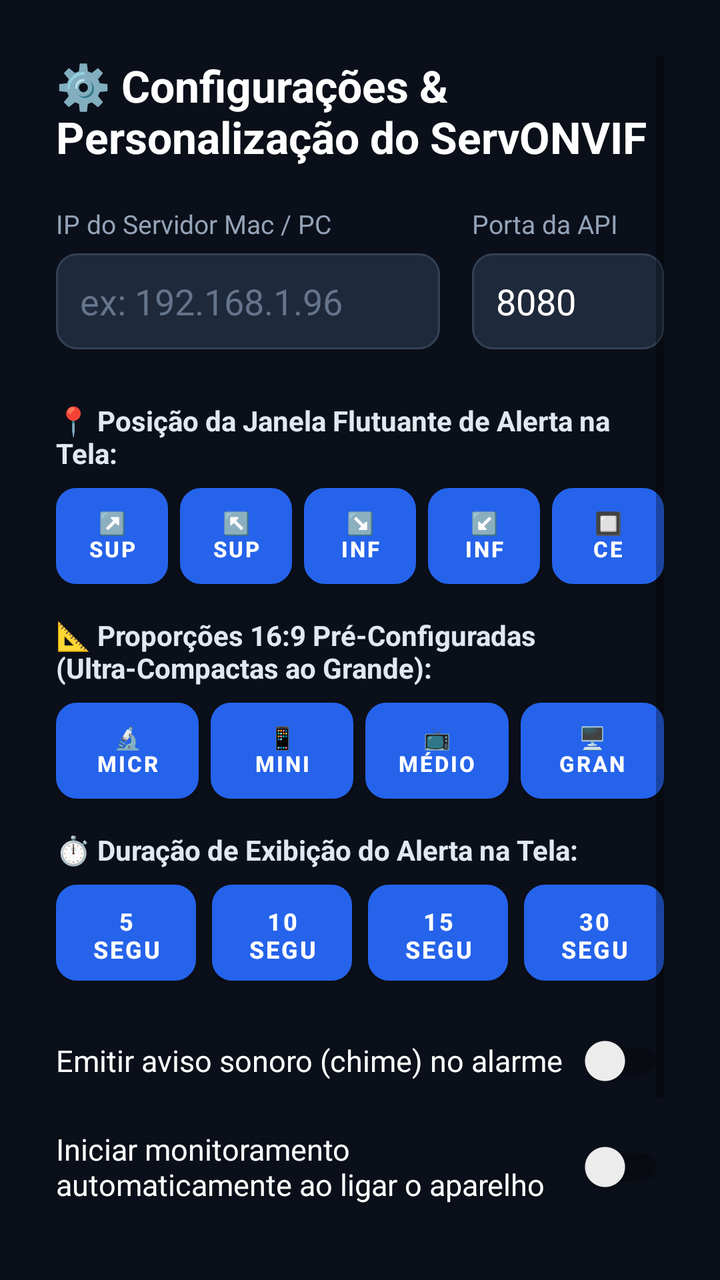
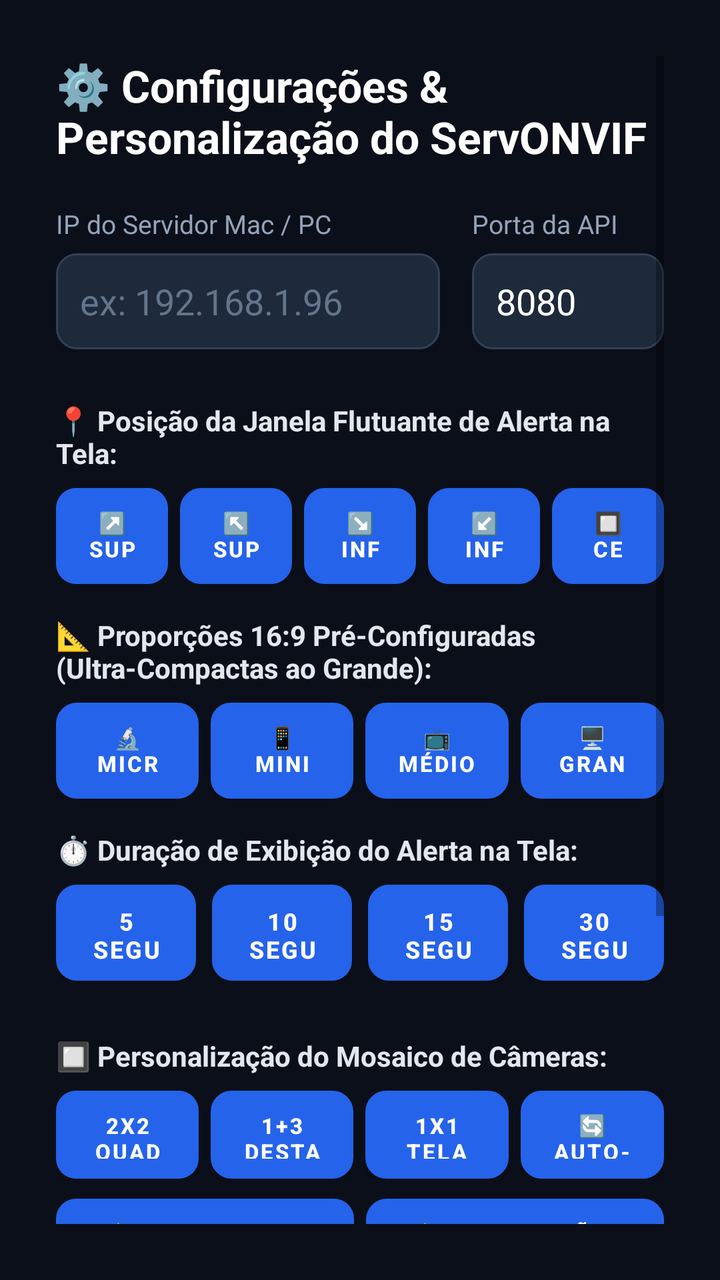

Screens rendered from an Android XML layout before and after an edit, with the pre-edit source and the edit as a unified diff.
<!-- AndroidManifest.xml: activity theme Theme.ServONVIF -->
<!-- res/layout/activity_tv_settings.xml -->
<?xml version="1.0" encoding="utf-8"?>
<ScrollView xmlns:android="http://schemas.android.com/apk/res/android"
    android:layout_width="match_parent"
    android:layout_height="match_parent"
    android:background="#0B0F19"
    android:padding="28dp">

    <LinearLayout
        android:layout_width="match_parent"
        android:layout_height="wrap_content"
        android:orientation="vertical">

        <TextView
            android:layout_width="wrap_content"
            android:layout_height="wrap_content"
            android:text="⚙️ Configurações &amp; Personalização do ServONVIF"
            android:textColor="#FFFFFF"
            android:textSize="22sp"
            android:textStyle="bold"
            android:layout_marginBottom="20dp" />

        
        <LinearLayout
            android:layout_width="match_parent"
            android:layout_height="wrap_content"
            android:orientation="horizontal"
            android:layout_marginBottom="16dp">

            <LinearLayout
                android:layout_width="0dp"
                android:layout_height="wrap_content"
                android:layout_weight="2"
                android:orientation="vertical"
                android:layout_marginEnd="16dp">

                <TextView
                    android:layout_width="wrap_content"
                    android:layout_height="wrap_content"
                    android:text="IP do Servidor Mac / PC"
                    android:textColor="#94A3B8"
                    android:textSize="13sp"
                    android:layout_marginBottom="6dp" />

                <EditText
                    android:id="@+id/etTvServerIp"
                    android:layout_width="match_parent"
                    android:layout_height="48dp"
                    android:background="@drawable/btn_tv_action_dark_selector"
                    android:textColor="#FFFFFF"
                    android:padding="12dp"
                    android:focusable="true"
                    android:hint="ex: 192.168.1.96"
                    android:textColorHint="#64748B"
                    android:nextFocusRight="@+id/etTvServerPort"
                    android:nextFocusDown="@+id/btnPosTopRight" />
            </LinearLayout>

            <LinearLayout
                android:layout_width="0dp"
                android:layout_height="wrap_content"
                android:layout_weight="1"
                android:orientation="vertical">

                <TextView
                    android:layout_width="wrap_content"
                    android:layout_height="wrap_content"
                    android:text="Porta da API"
                    android:textColor="#94A3B8"
                    android:textSize="13sp"
                    android:layout_marginBottom="6dp" />

                <EditText
                    android:id="@+id/etTvServerPort"
                    android:layout_width="match_parent"
                    android:layout_height="48dp"
                    android:background="@drawable/btn_tv_action_dark_selector"
                    android:textColor="#FFFFFF"
                    android:padding="12dp"
                    android:focusable="true"
                    android:text="8080"
                    android:nextFocusLeft="@+id/etTvServerIp"
                    android:nextFocusDown="@+id/btnPosCenter" />
            </LinearLayout>
        </LinearLayout>

        
        <TextView
            android:layout_width="wrap_content"
            android:layout_height="wrap_content"
            android:text="📍 Posição da Janela Flutuante de Alerta na Tela:"
            android:textColor="#E2E8F0"
            android:textSize="14sp"
            android:textStyle="bold"
            android:layout_marginTop="10dp"
            android:layout_marginBottom="8dp" />

        <LinearLayout
            android:layout_width="match_parent"
            android:layout_height="wrap_content"
            android:orientation="horizontal"
            android:layout_marginBottom="16dp">

            <Button
                android:id="@+id/btnPosTopRight"
                android:layout_width="0dp"
                android:layout_height="48dp"
                android:layout_weight="1"
                android:text="↗️ Superior Direito"
                android:background="@drawable/btn_tv_action_blue_selector"
                android:textColor="#FFFFFF"
                android:textSize="11sp"
                android:textStyle="bold"
                android:focusable="true"
                android:clickable="true"
                android:layout_marginEnd="6dp"
                android:nextFocusRight="@+id/btnPosTopLeft"
                android:nextFocusDown="@+id/btnSizeMicro" />

            <Button
                android:id="@+id/btnPosTopLeft"
                android:layout_width="0dp"
                android:layout_height="48dp"
                android:layout_weight="1"
                android:text="↖️ Superior Esquerdo"
                android:background="@drawable/btn_tv_action_dark_selector"
                android:textColor="#FFFFFF"
                android:textSize="11sp"
                android:textStyle="bold"
                android:focusable="true"
                android:clickable="true"
                android:layout_marginEnd="6dp"
                android:nextFocusLeft="@+id/btnPosTopRight"
                android:nextFocusRight="@+id/btnPosBottomRight"
                android:nextFocusDown="@+id/btnSizeMini" />

            <Button
                android:id="@+id/btnPosBottomRight"
                android:layout_width="0dp"
                android:layout_height="48dp"
                android:layout_weight="1"
                android:text="↘️ Inferior Direito"
                android:background="@drawable/btn_tv_action_dark_selector"
                android:textColor="#FFFFFF"
                android:textSize="11sp"
                android:textStyle="bold"
                android:focusable="true"
                android:clickable="true"
                android:layout_marginEnd="6dp"
                android:nextFocusLeft="@+id/btnPosTopLeft"
                android:nextFocusRight="@+id/btnPosBottomLeft"
                android:nextFocusDown="@+id/btnSizeCompact" />

            <Button
                android:id="@+id/btnPosBottomLeft"
                android:layout_width="0dp"
                android:layout_height="48dp"
                android:layout_weight="1"
                android:text="↙️ Inferior Esquerdo"
                android:background="@drawable/btn_tv_action_dark_selector"
                android:textColor="#FFFFFF"
                android:textSize="11sp"
                android:textStyle="bold"
                android:focusable="true"
                android:clickable="true"
                android:layout_marginEnd="6dp"
                android:nextFocusLeft="@+id/btnPosBottomRight"
                android:nextFocusRight="@+id/btnPosCenter"
                android:nextFocusDown="@+id/btnSizeLarge" />

            <Button
                android:id="@+id/btnPosCenter"
                android:layout_width="0dp"
                android:layout_height="48dp"
                android:layout_weight="1"
                android:text="🔲 Centro"
                android:background="@drawable/btn_tv_action_dark_selector"
                android:textColor="#FFFFFF"
                android:textSize="11sp"
                android:textStyle="bold"
                android:focusable="true"
                android:clickable="true"
                android:nextFocusLeft="@+id/btnPosBottomLeft"
                android:nextFocusDown="@+id/btnSizeLarge" />
        </LinearLayout>

        
        <TextView
            android:layout_width="wrap_content"
            android:layout_height="wrap_content"
            android:text="📐 Proporções 16:9 Pré-Configuradas (Ultra-Compactas ao Grande):"
            android:textColor="#E2E8F0"
            android:textSize="14sp"
            android:textStyle="bold"
            android:layout_marginBottom="8dp" />

        <LinearLayout
            android:layout_width="match_parent"
            android:layout_height="wrap_content"
            android:orientation="horizontal"
            android:layout_marginBottom="16dp">

            <Button
                android:id="@+id/btnSizeMicro"
                android:layout_width="0dp"
                android:layout_height="48dp"
                android:layout_weight="1"
                android:text="🔬 Micro (220x124)"
                android:background="@drawable/btn_tv_action_dark_selector"
                android:textColor="#FFFFFF"
                android:textSize="11sp"
                android:textStyle="bold"
                android:focusable="true"
                android:clickable="true"
                android:layout_marginEnd="6dp"
                android:nextFocusUp="@+id/btnPosTopRight"
                android:nextFocusRight="@+id/btnSizeMini"
                android:nextFocusDown="@+id/btnDur5s" />

            <Button
                android:id="@+id/btnSizeMini"
                android:layout_width="0dp"
                android:layout_height="48dp"
                android:layout_weight="1"
                android:text="📱 Mini (270x152)"
                android:background="@drawable/btn_tv_action_blue_selector"
                android:textColor="#FFFFFF"
                android:textSize="11sp"
                android:textStyle="bold"
                android:focusable="true"
                android:clickable="true"
                android:layout_marginEnd="6dp"
                android:nextFocusUp="@+id/btnPosTopLeft"
                android:nextFocusLeft="@+id/btnSizeMicro"
                android:nextFocusRight="@+id/btnSizeCompact"
                android:nextFocusDown="@+id/btnDur10s" />

            <Button
                android:id="@+id/btnSizeCompact"
                android:layout_width="0dp"
                android:layout_height="48dp"
                android:layout_weight="1"
                android:text="📺 Médio (320x180)"
                android:background="@drawable/btn_tv_action_dark_selector"
                android:textColor="#FFFFFF"
                android:textSize="11sp"
                android:textStyle="bold"
                android:focusable="true"
                android:clickable="true"
                android:layout_marginEnd="6dp"
                android:nextFocusUp="@+id/btnPosBottomRight"
                android:nextFocusLeft="@+id/btnSizeMini"
                android:nextFocusRight="@+id/btnSizeLarge"
                android:nextFocusDown="@+id/btnDur15s" />

            <Button
                android:id="@+id/btnSizeLarge"
                android:layout_width="0dp"
                android:layout_height="48dp"
                android:layout_weight="1"
                android:text="🖥️ Grande (460x258)"
                android:background="@drawable/btn_tv_action_dark_selector"
                android:textColor="#FFFFFF"
                android:textSize="11sp"
                android:textStyle="bold"
                android:focusable="true"
                android:clickable="true"
                android:nextFocusUp="@+id/btnPosBottomLeft"
                android:nextFocusLeft="@+id/btnSizeCompact"
                android:nextFocusDown="@+id/btnDur30s" />
        </LinearLayout>

        
        <TextView
            android:layout_width="wrap_content"
            android:layout_height="wrap_content"
            android:text="⏱️ Duração de Exibição do Alerta na Tela:"
            android:textColor="#E2E8F0"
            android:textSize="14sp"
            android:textStyle="bold"
            android:layout_marginBottom="8dp" />

        <LinearLayout
            android:layout_width="match_parent"
            android:layout_height="wrap_content"
            android:orientation="horizontal"
            android:layout_marginBottom="16dp">

            <Button
                android:id="@+id/btnDur5s"
                android:layout_width="0dp"
                android:layout_height="48dp"
                android:layout_weight="1"
                android:text="5 Segundos"
                android:background="@drawable/btn_tv_action_dark_selector"
                android:textColor="#FFFFFF"
                android:textSize="12sp"
                android:textStyle="bold"
                android:focusable="true"
                android:clickable="true"
                android:layout_marginEnd="8dp"
                android:nextFocusUp="@+id/btnSizeMicro"
                android:nextFocusRight="@+id/btnDur10s"
                android:nextFocusDown="@+id/swTvSoundAlert" />

            <Button
                android:id="@+id/btnDur10s"
                android:layout_width="0dp"
                android:layout_height="48dp"
                android:layout_weight="1"
                android:text="10 Segundos"
                android:background="@drawable/btn_tv_action_blue_selector"
                android:textColor="#FFFFFF"
                android:textSize="12sp"
                android:textStyle="bold"
                android:focusable="true"
                android:clickable="true"
                android:layout_marginEnd="8dp"
                android:nextFocusUp="@+id/btnSizeMini"
                android:nextFocusLeft="@+id/btnDur5s"
                android:nextFocusRight="@+id/btnDur15s"
                android:nextFocusDown="@+id/swTvSoundAlert" />

            <Button
                android:id="@+id/btnDur15s"
                android:layout_width="0dp"
                android:layout_height="48dp"
                android:layout_weight="1"
                android:text="15 Segundos"
                android:background="@drawable/btn_tv_action_dark_selector"
                android:textColor="#FFFFFF"
                android:textSize="12sp"
                android:textStyle="bold"
                android:focusable="true"
                android:clickable="true"
                android:layout_marginEnd="8dp"
                android:nextFocusUp="@+id/btnSizeCompact"
                android:nextFocusLeft="@+id/btnDur10s"
                android:nextFocusRight="@+id/btnDur30s"
                android:nextFocusDown="@+id/swTvSoundAlert" />

            <Button
                android:id="@+id/btnDur30s"
                android:layout_width="0dp"
                android:layout_height="48dp"
                android:layout_weight="1"
                android:text="30 Segundos"
                android:background="@drawable/btn_tv_action_dark_selector"
                android:textColor="#FFFFFF"
                android:textSize="12sp"
                android:textStyle="bold"
                android:focusable="true"
                android:clickable="true"
                android:nextFocusUp="@+id/btnSizeLarge"
                android:nextFocusLeft="@+id/btnDur15s"
                android:nextFocusDown="@+id/swTvSoundAlert" />
        </LinearLayout>

        
        <androidx.appcompat.widget.SwitchCompat
            android:id="@+id/swTvSoundAlert"
            android:layout_width="match_parent"
            android:layout_height="wrap_content"
            android:text="Emitir aviso sonoro (chime) no alarme"
            android:textColor="#FFFFFF"
            android:textSize="15sp"
            android:focusable="true"
            android:paddingTop="10dp"
            android:paddingBottom="10dp"
            android:nextFocusUp="@+id/btnDur10s"
            android:nextFocusDown="@+id/swTvAutoStart" />

        <androidx.appcompat.widget.SwitchCompat
            android:id="@+id/swTvAutoStart"
            android:layout_width="match_parent"
            android:layout_height="wrap_content"
            android:text="Iniciar monitoramento automaticamente ao ligar o aparelho"
            android:textColor="#FFFFFF"
            android:textSize="15sp"
            android:focusable="true"
            android:paddingTop="10dp"
            android:paddingBottom="10dp"
            android:layout_marginBottom="20dp"
            android:nextFocusUp="@+id/swTvSoundAlert"
            android:nextFocusDown="@+id/btnTvSaveSettings" />

        
        <LinearLayout
            android:layout_width="match_parent"
            android:layout_height="wrap_content"
            android:orientation="horizontal"
            android:layout_marginBottom="16dp">

            <Button
                android:id="@+id/btnTvTestConnection"
                android:layout_width="0dp"
                android:layout_height="52dp"
                android:layout_weight="1"
                android:text="📡 Testar Conexão"
                android:background="@drawable/btn_tv_action_dark_selector"
                android:textColor="#FFFFFF"
                android:textSize="14sp"
                android:textStyle="bold"
                android:focusable="true"
                android:clickable="true"
                android:layout_marginEnd="12dp"
                android:nextFocusUp="@+id/swTvAutoStart"
                android:nextFocusRight="@+id/btnTvSaveSettings" />

            <Button
                android:id="@+id/btnTvSaveSettings"
                android:layout_width="0dp"
                android:layout_height="52dp"
                android:layout_weight="1"
                android:text="💾 Salvar Configurações"
                android:background="@drawable/btn_tv_action_blue_selector"
                android:textColor="#FFFFFF"
                android:textSize="14sp"
                android:textStyle="bold"
                android:focusable="true"
                android:clickable="true"
                android:nextFocusUp="@+id/swTvAutoStart"
                android:nextFocusLeft="@+id/btnTvTestConnection" />
        </LinearLayout>

        <TextView
            android:id="@+id/tvTvStatusMessage"
            android:layout_width="wrap_content"
            android:layout_height="wrap_content"
            android:textColor="#38BDF8"
            android:textSize="13sp" />
    </LinearLayout>
</ScrollView>
<!-- resources referenced by this layout -->
<resources>
  <!-- drawable btn_tv_action_blue_selector (drawable) -->
  <?xml version="1.0" encoding="utf-8"?>
  <selector xmlns:android="http://schemas.android.com/apk/res/android">
      <item android:state_focused="true">
          <shape android:shape="rectangle">
              <solid android:color="#3B82F6" />
              <stroke android:width="3dp" android:color="#FACC15" />
              <corners android:radius="10dp" />
          </shape>
      </item>
      <item android:state_pressed="true">
          <shape android:shape="rectangle">
              <solid android:color="#1D4ED8" />
              <corners android:radius="10dp" />
          </shape>
      </item>
      <item>
          <shape android:shape="rectangle">
              <solid android:color="#2563EB" />
              <corners android:radius="10dp" />
          </shape>
      </item>
  </selector>
  <!-- drawable btn_tv_action_dark_selector (drawable) -->
  <?xml version="1.0" encoding="utf-8"?>
  <selector xmlns:android="http://schemas.android.com/apk/res/android">
      <item android:state_focused="true">
          <shape android:shape="rectangle">
              <solid android:color="#334155" />
              <stroke android:width="3dp" android:color="#38BDF8" />
              <corners android:radius="10dp" />
          </shape>
      </item>
      <item android:state_pressed="true">
          <shape android:shape="rectangle">
              <solid android:color="#0F172A" />
              <corners android:radius="10dp" />
          </shape>
      </item>
      <item>
          <shape android:shape="rectangle">
              <solid android:color="#1E293B" />
              <stroke android:width="1dp" android:color="#334155" />
              <corners android:radius="10dp" />
          </shape>
      </item>
  </selector>
  <style name="Theme.ServONVIF" parent="Theme.MaterialComponents.DayNight.NoActionBar">
          <item name="colorPrimary">@color/blue_primary</item>
          <item name="android:windowBackground">@color/dark_bg</item>
      </style>
  <color name="blue_primary">#FF2563EB</color>
  <color name="dark_bg">#FF0B0F19</color>
</resources>

<!-- the commit's change to res/layout/activity_tv_settings.xml (unified diff, before → after) -->
@@ -356,6 +356,115 @@
         </LinearLayout>
 
         
+        <TextView
+            android:layout_width="wrap_content"
+            android:layout_height="wrap_content"
+            android:text="🔲 Personalização do Mosaico de Câmeras:"
+            android:textColor="#E2E8F0"
+            android:textSize="14sp"
+            android:textStyle="bold"
+            android:layout_marginTop="12dp"
+            android:layout_marginBottom="8dp" />
+
+        
+        <LinearLayout
+            android:layout_width="match_parent"
+            android:layout_height="wrap_content"
+            android:orientation="horizontal"
+            android:layout_marginBottom="10dp">
+
+            <Button
+                android:id="@+id/btnSetMosaic2x2"
+                android:layout_width="0dp"
+                android:layout_height="44dp"
+                android:layout_weight="1"
+                android:text="2x2 Quad (4x)"
+                android:background="@drawable/btn_tv_action_blue_selector"
+                android:textColor="#FFFFFF"
+                android:textSize="11sp"
+                android:textStyle="bold"
+                android:focusable="true"
+                android:clickable="true"
+                android:layout_marginEnd="6dp" />
+
+            <Button
+                android:id="@+id/btnSetMosaic1Plus3"
+                android:layout_width="0dp"
+                android:layout_height="44dp"
+                android:layout_weight="1"
+                android:text="1+3 Destaque"
+                android:background="@drawable/btn_tv_action_dark_selector"
+                android:textColor="#FFFFFF"
+                android:textSize="11sp"
+                android:textStyle="bold"
+                android:focusable="true"
+                android:clickable="true"
+                android:layout_marginEnd="6dp" />
+
+            <Button
+                android:id="@+id/btnSetMosaic1x1"
+                android:layout_width="0dp"
+                android:layout_height="44dp"
+                android:layout_weight="1"
+                android:text="1x1 Tela Cheia"
+                android:background="@drawable/btn_tv_action_dark_selector"
+                android:textColor="#FFFFFF"
+                android:textSize="11sp"
+                android:textStyle="bold"
+                android:focusable="true"
+                android:clickable="true"
+                android:layout_marginEnd="6dp" />
+
+            <Button
+                android:id="@+id/btnSetMosaicPatrol"
+                android:layout_width="0dp"
+                android:layout_height="44dp"
+                android:layout_weight="1"
+                android:text="🔄 Auto-Patrulha"
+                android:background="@drawable/btn_tv_action_dark_selector"
+                android:textColor="#FFFFFF"
+                android:textSize="11sp"
+                android:textStyle="bold"
+                android:focusable="true"
+                android:clickable="true" />
+        </LinearLayout>
+
+        
+        <LinearLayout
+            android:layout_width="match_parent"
+            android:layout_height="wrap_content"
+            android:orientation="horizontal"
+            android:layout_marginBottom="16dp">
+
+            <Button
+                android:id="@+id/btnSetFitCover"
+                android:layout_width="0dp"
+                android:layout_height="42dp"
+                android:layout_weight="1"
+                android:text="📐 Preencher Sem Bordas (Cover)"
+                android:background="@drawable/btn_tv_action_blue_selector"
+                android:textColor="#FFFFFF"
+                android:textSize="11sp"
+                android:textStyle="bold"
+                android:focusable="true"
+                android:clickable="true"
+                android:layout_marginEnd="6dp" />
+
+            <Button
+                android:id="@+id/btnSetFitContain"
+                android:layout_width="0dp"
+                android:layout_height="42dp"
+                android:layout_weight="1"
+                android:text="📐 Proporção Exata (Contain)"
+                android:background="@drawable/btn_tv_action_dark_selector"
+                android:textColor="#FFFFFF"
+                android:textSize="11sp"
+                android:textStyle="bold"
+                android:focusable="true"
+                android:clickable="true" />
+        </LinearLayout>
+
+        
         <androidx.appcompat.widget.SwitchCompat
             android:id="@+id/swTvSoundAlert"
             android:layout_width="match_parent"
